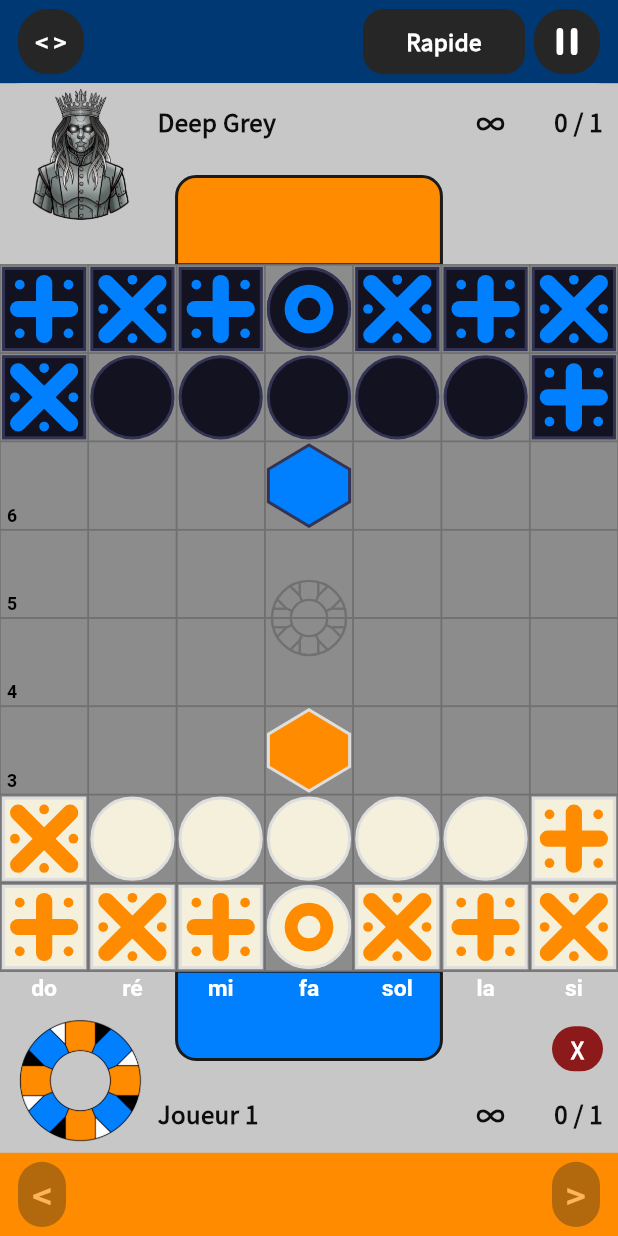
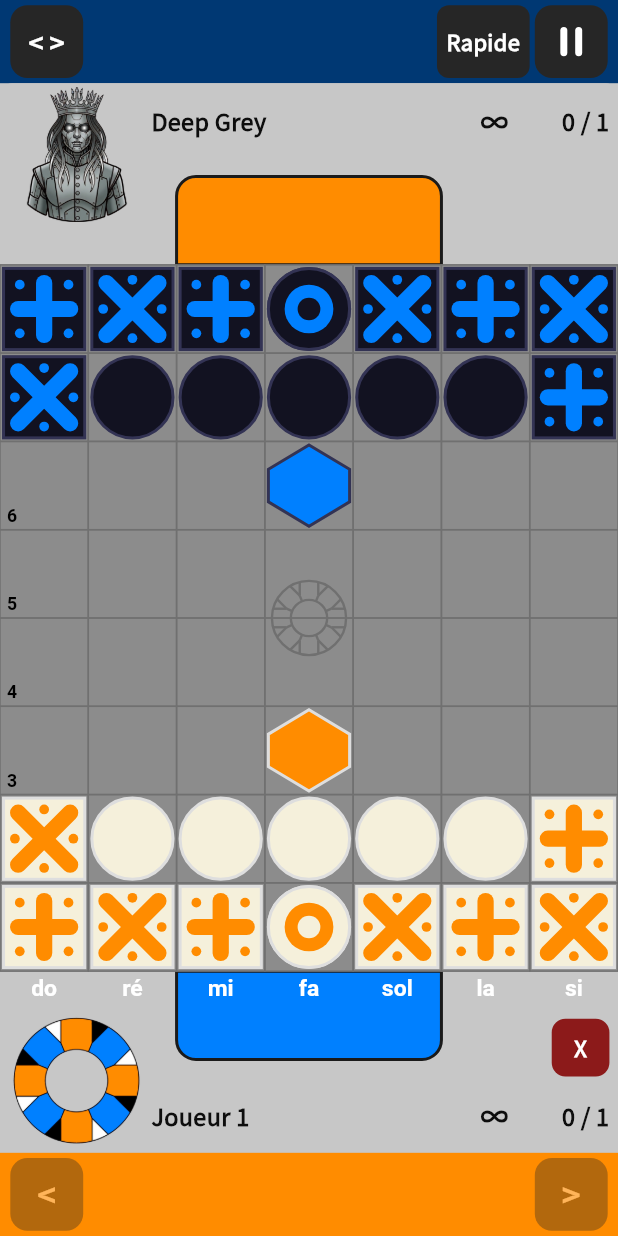
Before and after one commit to ninovieux-commits/La-Fuga, a Flutter app: the GameScreen screen opened directly, on a phone screen of 412 x 824 dp. Run offline on Flutter 3.47's test engine with Material 3 defaults, Android fonts, the phone set to English and light mode, and no system bars; our stand-ins replace audioplayers, firebase_core, firebase_messaging, flutter_local_notifications, shared_preferences, socket_io_client; accounts and stored records are empty.

Commit message:
Des tailles en proportion de l'écran, comme Kivy
Tu as raison : rien ne doit être figé. Kivy compose tout sur un écran de
référence de 720 px de large et multiplie chaque taille par
`largeur_écran / 720` (`_scale_factor`, `S`, `SF`). Un bouton occupe donc
toujours la même fraction de l'écran, du petit téléphone à la tablette.

`ui/scale.dart` porte ce mécanisme, avec le `FONT_BOOST` de 1,70 pour les
polices, et `FugaScale` le tient à jour à la racine. Flutter compte en
pixels logiques là où Kivy compte en pixels physiques, mais la formule est
la même : ce qui compte est la FRACTION de la largeur.

Premier passage, sur l'écran de jeu, avec les valeurs relues une à une
dans main.py :
- bandeau des touches : padding S(12)/S(6), touches rondes CARRÉES qui
  suivent la hauteur du bandeau (Kivy lie leur largeur à leur hauteur),
  rayons S(20) et S(14), polices SF(22), SF(18), SF(15), SF(14), SF(11),
  largeurs S(88) à S(155).
- panneaux : padding S(10)/S(4), rayon S(14), avatar carré occupant TOUTE
  la hauteur du panneau, nom SF(16), horloge SF(19), score SF(16),
  touches ½/X/↶ carrées à 85 % de la rangée, rayon S(16).
- bandeau des coups : mêmes marges, flèches carrées, coups en SF(13).

Les hauteurs fixes des deux bandeaux disparaissent : ce sont les 7 % de
la pile qui commandent, comme les `size_hint` de Kivy.

Co-Authored-By: Claude Opus 5 <noreply@anthropic.com>
Claude-Session: https://claude.ai/code/session_01Q1cbn5Ugh29j9rELgAbhqR

```diff
--- a/lib/main.dart
+++ b/lib/main.dart
@@ -10,6 +10,7 @@ import 'i18n/translations.dart';
 import 'net/online_service.dart';
 import 'net/push_notifications.dart';
 import 'state/settings.dart';
+import 'ui/scale.dart';
 import 'ui/screens/menu_screen.dart';
 
 Future<void> main() async {
@@ -87,8 +88,11 @@ class _FugaAppState extends State<FugaApp> with WidgetsBindingObserver {
       // Le texte doit occuper la même proportion de l'écran quel que soit le
       // réglage système, comme en Kivy où l'on refuse l'unité « sp » au profit
       // de pixels purs mis à l'échelle sur la largeur.
-      builder: (context, child) =>
-          MediaQuery.withNoTextScaling(child: child ?? const SizedBox.shrink()),
+      builder: (context, child) => MediaQuery.withNoTextScaling(
+        // Toutes les tailles sont exprimées en pixels de l'écran de référence
+        // et mises à l'échelle de celui-ci : voir `ui/scale.dart`.
+        child: FugaScale(child: child ?? const SizedBox.shrink()),
+      ),
       home: const MenuScreen(),
     );
   }
--- /dev/null
+++ b/lib/ui/scale.dart
@@ -0,0 +1,75 @@
+/// Mise à l'échelle des tailles — portage de `_scale_factor`, `S` et `SF`
+/// (main.py).
+///
+/// Kivy dessine tout en pixels de référence : l'appli a été composée sur un
+/// écran de 720 px de large, et chaque taille est ensuite multipliée par
+/// `largeur_écran / 720`. Un bouton occupe donc TOUJOURS la même fraction de
+/// l'écran, qu'on soit sur un petit téléphone ou sur une tablette.
+///
+/// Les polices suivent la même règle, et volontairement **pas** l'unité « sp »
+/// : celle-ci dépend de la densité de l'écran et du réglage système, si bien
+/// qu'un même texte occuperait des proportions différentes d'un appareil à
+/// l'autre. `MediaQuery.withNoTextScaling`, posé à la racine, neutralise le
+/// réglage système pour la même raison.
+///
+/// Flutter raisonne en pixels logiques là où Kivy raisonne en pixels physiques
+/// — mais la formule est la même, parce que ce qui compte est la FRACTION de
+/// la largeur : `S(44)` vaut toujours 44/720 de l'écran.
+// Les noms `S` et `SF` sont ceux de main.py, et ils se lisent partout dans le
+// code comme là-bas : on les garde tels quels.
+// ignore_for_file: non_constant_identifier_names
+library;
+
+import 'dart:ui' show PlatformDispatcher;
+
+import 'package:flutter/widgets.dart';
+
+/// Largeur de l'écran de référence, celui sur lequel l'appli a été dessinée.
+const double kRefWidth = 720;
+
+/// Coefficient de confort de lecture, appliqué à TOUTES les polices —
+/// `FONT_BOOST`.
+const double kFontBoost = 1.70;
+
+double? _factor;
+
+/// Facteur courant : largeur de l'écran rapportée à la référence.
+double get scaleFactor => _factor ?? _fromWindow();
+
+/// Met une taille de référence à l'échelle de l'écran — `S`.
+double S(double value) => value * scaleFactor;
+
+/// Met une taille de police à l'échelle de l'écran — `SF`.
+double SF(double value) => value * scaleFactor * kFontBoost;
+
+/// Fixe le facteur depuis la largeur, en pixels logiques.
+void setScaleWidth(double width) =>
+    _factor = width <= 0 ? 1 : width / kRefWidth;
+
+/// Oublie le facteur fixé : on repart de la fenêtre. Pour les tests.
+void resetScale() => _factor = null;
+
+/// Facteur lu directement sur la fenêtre, tant que personne ne l'a fixé.
+///
+/// Les peintres et le code hors widget doivent pouvoir mesurer sans contexte ;
+/// et un test qui affiche un widget isolé, sans [FugaScale] au-dessus, obtient
+/// ainsi la même échelle que l'appli.
+double _fromWindow() {
+  final view = PlatformDispatcher.instance.implicitView;
+  if (view == null) return 1;
+  final width = view.physicalSize.width / view.devicePixelRatio;
+  return width <= 0 ? 1 : width / kRefWidth;
+}
+
+/// Tient [scaleFactor] à jour. À poser une fois, à la racine de l'appli.
+class FugaScale extends StatelessWidget {
+  const FugaScale({super.key, required this.child});
+
+  final Widget child;
+
+  @override
+  Widget build(BuildContext context) {
+    setScaleWidth(MediaQuery.sizeOf(context).width);
+    return child;
+  }
+}
--- a/lib/ui/widgets/game_top_bar.dart
+++ b/lib/ui/widgets/game_top_bar.dart
@@ -12,6 +12,7 @@ import 'package:flutter/material.dart';
 
 import '../../i18n/translations.dart';
 import '../../theme/themes.dart';
+import '../scale.dart';
 
 /// Fond des touches rondes du bandeau — le `(0.15, 0.15, 0.15)` de Kivy.
 const Color kBarButtonDark = Color.fromRGBO(38, 38, 38, 1);
@@ -70,20 +71,26 @@ class GameTopBar extends StatelessWidget {
 
   @override
   Widget build(BuildContext context) => Container(
-    height: 44,
+    // La hauteur vient de la pile (7 % de l'écran), comme le `size_hint` de
+    // Kivy : on ne la fixe pas ici.
     color: color,
-    padding: const EdgeInsets.symmetric(horizontal: 12, vertical: 6),
+    padding: EdgeInsets.symmetric(horizontal: S(12), vertical: S(6)),
     child: Row(
       children: [
-        _round('< >', onFlip, fontSize: 15, tooltip: T('Retourner le plateau')),
+        _round(
+          '< >',
+          onFlip,
+          fontSize: SF(18),
+          tooltip: T('Retourner le plateau'),
+        ),
         if (onMenu != null) ...[
-          const SizedBox(width: 6),
+          SizedBox(width: S(6)),
           _wide(
             T('Retour au menu'),
             onMenu!,
-            width: 120,
+            width: S(155),
             color: palette.clair,
-            fontSize: 11,
+            fontSize: SF(11),
           ),
         ],
         const Spacer(),
@@ -93,54 +100,53 @@ class GameTopBar extends StatelessWidget {
                 ? T('Chat (%d)').replaceFirst('%d', '$unreadChat')
                 : T('Chat'),
             onChat!,
-            width: 88,
+            width: S(88),
             color: kBarButtonDark,
           ),
-          const SizedBox(width: 6),
+          SizedBox(width: S(6)),
         ],
         if (onToggleAiMode != null) ...[
           _wide(
             aiDeepMode == true ? T('Profond') : T('Rapide'),
             onToggleAiMode!,
-            width: 108,
+            width: S(108),
             color: kBarButtonDark,
-            fontSize: 15,
+            fontSize: SF(15),
             tooltip: T('Deep Grey'),
           ),
-          const SizedBox(width: 6),
+          SizedBox(width: S(6)),
         ],
         if (onAnalyse != null) ...[
-          _wide(T('Analyser'), onAnalyse!, width: 100, color: palette.clair),
-          const SizedBox(width: 6),
+          _wide(T('Analyser'), onAnalyse!, width: S(100), color: palette.clair),
+          SizedBox(width: S(6)),
         ],
         if (onDeepGrey != null) ...[
           _wide(
             'Deep Grey',
             onDeepGrey!,
-            width: 110,
+            width: S(110),
             color: kBarButtonDeepGrey,
           ),
-          const SizedBox(width: 6),
+          SizedBox(width: S(6)),
         ],
         if (pauseLabel == '| |')
           Tooltip(
             message: T('Pause'),
-            child: SizedBox(
-              width: 44,
-              height: double.infinity,
+            child: AspectRatio(
+              aspectRatio: 1,
               child: Material(
                 color: kBarButtonDark,
-                borderRadius: BorderRadius.circular(20),
+                borderRadius: BorderRadius.circular(S(20)),
                 child: InkWell(
-                  borderRadius: BorderRadius.circular(20),
+                  borderRadius: BorderRadius.circular(S(20)),
                   onTap: onPause,
                   // Deux barres dessinées plutôt que le texte « | | » : à
                   // cette taille, le glyphe débordait de la touche et
                   // tombait de travers.
                   child: const Center(
-                    child: SizedBox(
-                      width: 14,
-                      height: 18,
+                    child: FractionallySizedBox(
+                      widthFactor: 0.30,
+                      heightFactor: 0.40,
                       child: CustomPaint(painter: _PausePainter()),
                     ),
                   ),
@@ -149,12 +155,13 @@ class GameTopBar extends StatelessWidget {
             ),
           )
         else
-          _round(pauseLabel, onPause, fontSize: 16, tooltip: T('Retour')),
+          _round(pauseLabel, onPause, fontSize: SF(22), tooltip: T('Retour')),
       ],
     ),
   );
 
-  /// Touche ronde, carrée : la hauteur du bandeau fait sa largeur.
+  /// Touche ronde, carrée : la hauteur du bandeau fait sa largeur —
+  /// `bind(height=lambda b, h: setattr(b, "width", h))`.
   Widget _round(
     String label,
     VoidCallback onPressed, {
@@ -163,9 +170,9 @@ class GameTopBar extends StatelessWidget {
   }) => _button(
     label,
     onPressed,
-    width: 44,
+    width: null,
     color: kBarButtonDark,
-    radius: 20,
+    radius: S(20),
     fontSize: fontSize,
     tooltip: tooltip,
   );
@@ -175,31 +182,29 @@ class GameTopBar extends StatelessWidget {
     VoidCallback onPressed, {
     required double width,
     required Color color,
-    double fontSize = 14,
+    double? fontSize,
     String? tooltip,
   }) => _button(
     label,
     onPressed,
     width: width,
     color: color,
-    radius: 14,
-    fontSize: fontSize,
+    radius: S(14),
+    fontSize: fontSize ?? SF(14),
     tooltip: tooltip,
   );
 
+  /// [width] nul : la touche est carrée et suit la hauteur du bandeau.
   Widget _button(
     String label,
     VoidCallback onPressed, {
-    required double width,
+    required double? width,
     required Color color,
     required double radius,
     required double fontSize,
     String? tooltip,
   }) {
-    final button = SizedBox(
-      width: width,
-      height: double.infinity,
-      child: Material(
+    final Widget inner = Material(
       color: color,
       borderRadius: BorderRadius.circular(radius),
       child: InkWell(
@@ -218,8 +223,10 @@ class GameTopBar extends StatelessWidget {
           ),
         ),
       ),
-      ),
     );
+    final button = width == null
+        ? AspectRatio(aspectRatio: 1, child: inner)
+        : SizedBox(width: width, height: double.infinity, child: inner);
     return tooltip == null ? button : Tooltip(message: tooltip, child: button);
   }
 }
--- a/lib/ui/widgets/move_strip.dart
+++ b/lib/ui/widgets/move_strip.dart
@@ -12,6 +12,7 @@ library;
 import 'package:flutter/material.dart';
 
 import '../../theme/themes.dart';
+import '../scale.dart';
 import 'game_top_bar.dart';
 
 class MoveStrip extends StatefulWidget {
@@ -78,22 +79,22 @@ class _MoveStripState extends State<MoveStrip> {
           onPressed: () => widget.onSelect(noir == null ? i : i + 1),
           style: TextButton.styleFrom(
             minimumSize: Size.zero,
-            padding: const EdgeInsets.symmetric(horizontal: 8),
+            padding: EdgeInsets.symmetric(horizontal: S(8)),
             tapTargetSize: MaterialTapTargetSize.shrinkWrap,
             foregroundColor: isActive ? Colors.black : Colors.white,
           ),
           child: Text(
             '${i ~/ 2 + 1}.$blanc${noir == null ? '' : '/$noir'}',
-            style: const TextStyle(fontSize: 13, fontWeight: FontWeight.bold),
+            style: TextStyle(fontSize: SF(13), fontWeight: FontWeight.bold),
           ),
         ),
       );
     }
 
     return Container(
-      height: 44,
+      // La hauteur vient de la pile (7 % de l'écran), comme chez Kivy.
       color: widget.color,
-      padding: const EdgeInsets.symmetric(horizontal: 12, vertical: 6),
+      padding: EdgeInsets.symmetric(horizontal: S(12), vertical: S(6)),
       child: Row(
         children: [
           _arrow('<', moves.isEmpty ? null : () => widget.onSelect(active - 1)),
@@ -107,11 +108,11 @@ class _MoveStripState extends State<MoveStrip> {
                 if (widget.randomCode != null)
                   Center(
                     child: Padding(
-                      padding: const EdgeInsets.symmetric(horizontal: 8),
+                      padding: EdgeInsets.symmetric(horizontal: S(8)),
                       child: Text(
                         widget.randomCode!,
                         style: TextStyle(
-                          fontSize: 13,
+                          fontSize: SF(13),
                           fontWeight: FontWeight.bold,
                           color: widget.palette.clair,
                         ),
@@ -133,23 +134,23 @@ class _MoveStripState extends State<MoveStrip> {
     );
   }
 
+  /// Flèche ronde, carrée : sa largeur suit la hauteur du bandeau.
   Widget _arrow(String label, VoidCallback? onPressed) => Opacity(
     opacity: onPressed == null ? 0.35 : 1,
-    child: SizedBox(
-      width: 32,
-      height: double.infinity,
+    child: AspectRatio(
+      aspectRatio: 1,
       child: Material(
         color: kBarButtonDark,
-        borderRadius: BorderRadius.circular(20),
+        borderRadius: BorderRadius.circular(S(20)),
         child: InkWell(
-          borderRadius: BorderRadius.circular(20),
+          borderRadius: BorderRadius.circular(S(20)),
           onTap: onPressed,
           child: Center(
             child: Text(
               label,
-              style: const TextStyle(
+              style: TextStyle(
                 color: Colors.white,
-                fontSize: 22,
+                fontSize: SF(22),
                 fontWeight: FontWeight.bold,
               ),
             ),
--- a/lib/ui/widgets/player_panel.dart
+++ b/lib/ui/widgets/player_panel.dart
@@ -17,6 +17,7 @@ import 'package:flutter/material.dart';
 import '../../engine/piece.dart';
 import '../../i18n/translations.dart';
 import '../../theme/themes.dart';
+import '../scale.dart';
 import 'fuga_button.dart';
 import 'piece_painter.dart';
 import 'profile_photo.dart';
@@ -58,7 +59,8 @@ class _CapturesPainter extends CustomPainter {
     final each = pieces.length > 1
         ? size.width / (1 + 0.7 * (pieces.length - 1))
         : size.width;
-    final side = math.min(math.min(size.height - 2, each), 34.0);
+    // Kivy plafonne à 36 px de l'écran de référence.
+    final side = math.min(math.min(size.height - S(2), each), S(36));
     final step = side * 0.7;
     final top = (size.height - side) / 2;
 
@@ -68,7 +70,7 @@ class _CapturesPainter extends CustomPainter {
         Rect.fromLTWH(i * step, top, side, side),
         pieces[i],
         palette,
-        outlineWidth: 1,
+        outlineWidth: S(1),
       );
     }
   }
@@ -148,16 +150,16 @@ class PlayerPanel extends StatelessWidget {
       final rows = box.maxHeight.isFinite
           ? [Expanded(child: _identity()), Expanded(child: _actions())]
           : [
-              SizedBox(height: 34, child: _identity()),
-              SizedBox(height: 32, child: _actions()),
+              SizedBox(height: S(34), child: _identity()),
+              SizedBox(height: S(32), child: _actions()),
             ];
 
       return Container(
         width: double.infinity,
-        padding: const EdgeInsets.symmetric(horizontal: 10, vertical: 4),
+        padding: EdgeInsets.symmetric(horizontal: S(10), vertical: S(4)),
         decoration: BoxDecoration(
           color: palette.menu,
-          borderRadius: BorderRadius.circular(14),
+          borderRadius: BorderRadius.circular(S(14)),
         ),
         child: Row(
           children: [
@@ -166,9 +168,9 @@ class PlayerPanel extends StatelessWidget {
             // valeur `S(58)` du constructeur n'est qu'un point de départ.
             ProfilePhoto(
               photo: photo,
-              size: box.maxHeight.isFinite ? box.maxHeight - 8 : 52,
+              size: box.maxHeight.isFinite ? box.maxHeight - 2 * S(4) : S(58),
             ),
-            const SizedBox(width: 8),
+            SizedBox(width: S(8)),
             Expanded(
               child: Column(
                 mainAxisSize: MainAxisSize.min,
@@ -195,19 +197,19 @@ class PlayerPanel extends StatelessWidget {
             overflow: TextOverflow.ellipsis,
             style: TextStyle(
               color: nameColor,
-              fontSize: 16,
+              fontSize: SF(16),
               fontWeight: FontWeight.bold,
             ),
           ),
         ),
       ),
       if (busy)
-        const Padding(
-          padding: EdgeInsets.only(right: 8),
+        Padding(
+          padding: EdgeInsets.only(right: S(8)),
           child: SizedBox(
-            width: 14,
-            height: 14,
-            child: CircularProgressIndicator(strokeWidth: 2),
+            width: S(14),
+            height: S(14),
+            child: CircularProgressIndicator(strokeWidth: S(2)),
           ),
         ),
       Expanded(
@@ -215,11 +217,11 @@ class PlayerPanel extends StatelessWidget {
         child: Text(
           clock,
           textAlign: TextAlign.right,
-          style: const TextStyle(
+          style: TextStyle(
             color: kPanelInk,
-            fontSize: 19,
+            fontSize: SF(19),
             fontWeight: FontWeight.bold,
-            fontFeatures: [FontFeature.tabularFigures()],
+            fontFeatures: const [FontFeature.tabularFigures()],
           ),
         ),
       ),
@@ -229,9 +231,9 @@ class PlayerPanel extends StatelessWidget {
           child: Text(
             score!,
             textAlign: TextAlign.right,
-            style: const TextStyle(
+            style: TextStyle(
               color: kPanelInk,
-              fontSize: 16,
+              fontSize: SF(16),
               fontWeight: FontWeight.bold,
             ),
           ),
@@ -255,34 +257,49 @@ class PlayerPanel extends StatelessWidget {
         ),
       // L'abandon est rouge sombre chez Kivy : on n'y touche pas par mégarde.
       if (onResign != null)
-        _button('X', T('Abandonner'), onResign!, color: kResignRed),
+        _button(
+          'X',
+          T('Abandonner'),
+          onResign!,
+          color: kResignRed,
+          fontSize: SF(15),
+        ),
     ],
   );
 
+  /// Touche carrée de la rangée d'actions : chez Kivy elle occupe 85 % de la
+  /// hauteur de la rangée et sa largeur suit sa hauteur.
   Widget _button(
     String label,
     String tooltip,
     VoidCallback onPressed, {
     Color color = kFugaGrey,
+    double? fontSize,
   }) => Tooltip(
     message: tooltip,
+    child: Padding(
+      padding: EdgeInsets.only(left: S(6)),
+      child: FractionallySizedBox(
+        heightFactor: 0.85,
+        child: AspectRatio(
+          aspectRatio: 1,
+          child: Material(
+            color: color,
+            borderRadius: BorderRadius.circular(S(16)),
             child: InkWell(
+              borderRadius: BorderRadius.circular(S(16)),
               onTap: onPressed,
-      child: Container(
-        width: 34,
-        height: 30,
-        margin: const EdgeInsets.only(left: 6),
-        alignment: Alignment.center,
-        decoration: BoxDecoration(
-          color: color,
-          borderRadius: BorderRadius.circular(16),
-        ),
+              child: Center(
                 child: Text(
                   label,
-          style: const TextStyle(
+                  style: TextStyle(
                     color: Colors.white,
-            fontSize: 15,
+                    fontSize: fontSize ?? SF(16),
                     fontWeight: FontWeight.bold,
+                  ),
+                ),
+              ),
+            ),
           ),
         ),
       ),
```
Lines whose indentation alone changed are shown as unchanged.
